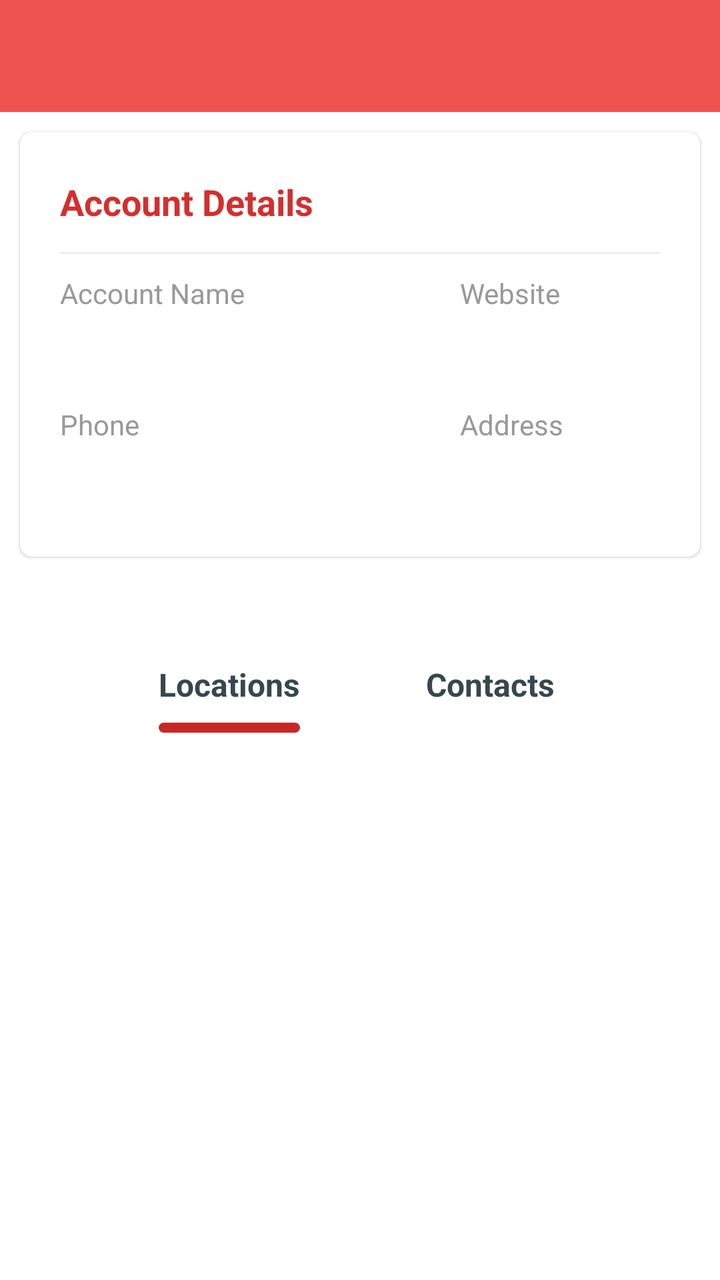
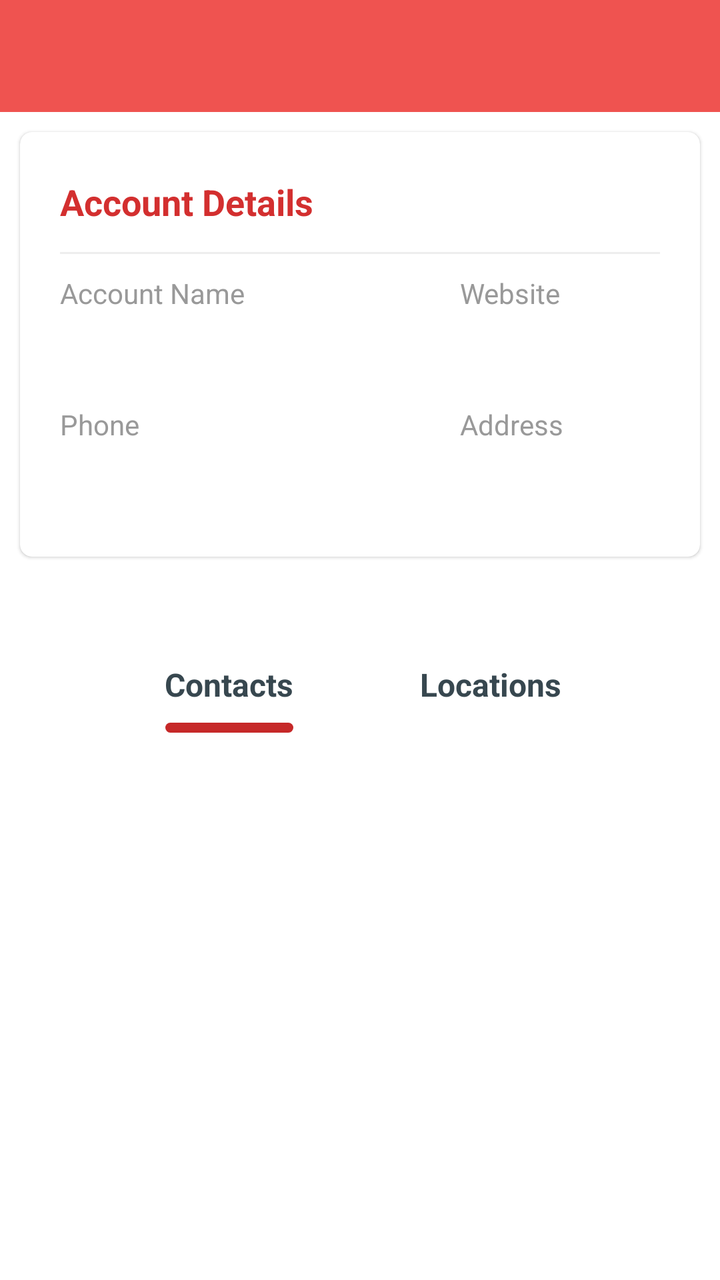

The first picture is an Android layout as it rendered before a commit; the second is the same layout after the commit. The layout source and the unified diff follow.
<!-- AndroidManifest.xml: application theme AppTheme -->
<!-- res/layout/activity_individual_account.xml -->
<?xml version="1.0" encoding="utf-8"?>
<LinearLayout xmlns:android="http://schemas.android.com/apk/res/android"
    xmlns:app="http://schemas.android.com/apk/res-auto"
    xmlns:tools="http://schemas.android.com/tools"
    android:id="@+id/main"
    android:orientation="vertical"
    android:layout_width="match_parent"
    android:layout_height="match_parent"
    tools:context=".IndividualAccountActivity">

    <com.google.android.material.appbar.AppBarLayout
        android:layout_width="match_parent"
        android:id="@+id/app_bar_layout"
        android:layout_height="wrap_content">

        <include layout="@layout/toolbar" />

    </com.google.android.material.appbar.AppBarLayout>

    <androidx.core.widget.NestedScrollView
        android:layout_width="match_parent"
        android:layout_height="match_parent"
        android:background="@android:color/white"
        android:clipToPadding="false"
        android:scrollbars="none"
        android:scrollingCache="true"
        app:layout_behavior="@string/appbar_scrolling_view_behavior">

        <LinearLayout
            android:layout_width="match_parent"
            android:layout_height="wrap_content"
            android:orientation="vertical">





























            <androidx.cardview.widget.CardView
                android:layout_width="match_parent"
                android:layout_height="wrap_content"
                android:layout_marginBottom="@dimen/spacing_medium"
                android:layout_marginLeft="@dimen/spacing_middle"
                android:layout_marginRight="@dimen/spacing_middle"
                android:layout_marginTop="@dimen/spacing_middle"
                android:visibility="visible"
                app:cardCornerRadius="6dp"
                app:cardElevation="1dp">

                <LinearLayout
                    android:layout_width="match_parent"
                    android:layout_height="wrap_content"
                    android:orientation="horizontal"
                    android:padding="@dimen/spacing_mlarge">

                    <LinearLayout
                        android:layout_width="0dp"
                        android:layout_height="wrap_content"
                        android:layout_weight="2"
                        android:orientation="vertical">

                        <TextView
                            android:layout_width="wrap_content"
                            android:layout_height="30dp"
                            android:gravity="center_vertical"
                            android:text="Account Details"
                            android:textAppearance="@style/Base.TextAppearance.AppCompat.Medium"
                            android:textColor="@color/red_700"
                            android:textStyle="bold" />

                        <View
                            android:layout_width="match_parent"
                            android:layout_height="1dp"
                            android:background="@color/grey_200"
                            android:layout_marginTop="10dp"
                            android:layout_marginBottom="@dimen/spacing_medium" />






                        <View
                            android:layout_width="0dp"
                            android:layout_height="@dimen/spacing_medium" />

                        <TextView
                            android:layout_width="wrap_content"
                            android:layout_height="wrap_content"
                            android:text="Account Name"
                            android:textAppearance="@style/Base.TextAppearance.AppCompat.Body1"
                            android:textColor="@color/grey_40" />

                        <TextView
                            android:layout_width="wrap_content"
                            android:layout_height="wrap_content"
                            android:layout_marginTop="@dimen/spacing_medium"
                            android:text=""
                            android:id="@+id/accountName"
                            android:textAppearance="@style/Base.TextAppearance.AppCompat.Subhead"
                            android:textColor="@color/grey_80" />

                        <View
                            android:layout_width="0dp"
                            android:layout_height="@dimen/spacing_mlarge" />

                        <TextView
                            android:layout_width="wrap_content"
                            android:layout_height="wrap_content"
                            android:text="Phone"
                            android:textAppearance="@style/Base.TextAppearance.AppCompat.Body1"
                            android:textColor="@color/grey_40" />

                        <TextView
                            android:layout_width="wrap_content"
                            android:layout_height="wrap_content"
                            android:layout_marginTop="@dimen/spacing_medium"
                            android:text=""
                            android:id="@+id/accountPhone"
                            android:textAppearance="@style/Base.TextAppearance.AppCompat.Subhead"
                            android:textColor="@color/grey_80" />

                        <View
                            android:layout_width="0dp"
                            android:layout_height="@dimen/spacing_middle" />



                    </LinearLayout>

                    <LinearLayout
                        android:layout_width="0dp"
                        android:layout_height="wrap_content"
                        android:layout_weight="1"
                        android:orientation="vertical">

                        <View
                            android:layout_width="30dp"
                            android:layout_height="30dp"/>

                        
                        
                        
                        
                        
                        

                        <View
                            android:layout_width="match_parent"
                            android:layout_height="1dp"
                            android:background="@color/grey_200"
                            android:layout_marginTop="10dp"
                            android:layout_marginBottom="@dimen/spacing_medium" />


                        <View
                            android:layout_width="0dp"
                            android:layout_height="@dimen/spacing_medium" />

                        <TextView
                            android:layout_width="wrap_content"
                            android:layout_height="wrap_content"
                            android:text="Website"
                            android:textAppearance="@style/Base.TextAppearance.AppCompat.Body1"
                            android:textColor="@color/grey_40" />

                        <TextView
                            android:layout_width="wrap_content"
                            android:layout_height="wrap_content"
                            android:layout_marginTop="@dimen/spacing_medium"
                            android:text=""
                            android:id="@+id/accountAddress"
                            android:textAppearance="@style/Base.TextAppearance.AppCompat.Subhead"
                            android:textColor="@color/grey_80" />

                        <View
                            android:layout_width="0dp"
                            android:layout_height="@dimen/spacing_mlarge" />

                        <TextView
                            android:layout_width="wrap_content"
                            android:layout_height="wrap_content"
                            android:text="Address"
                            android:textAppearance="@style/Base.TextAppearance.AppCompat.Body1"
                            android:textColor="@color/grey_40" />

                        <TextView
                            android:layout_width="wrap_content"
                            android:layout_height="wrap_content"
                            android:layout_marginTop="@dimen/spacing_medium"
                            android:text=""
                            android:id="@+id/accountWebsite"
                            android:textAppearance="@style/Base.TextAppearance.AppCompat.Subhead"
                            android:textColor="@color/grey_80" />

                        <View
                            android:layout_width="0dp"
                            android:layout_height="@dimen/spacing_middle" />







                    </LinearLayout>

                </LinearLayout>

            </androidx.cardview.widget.CardView>


            <androidx.cardview.widget.CardView
                android:layout_width="match_parent"
                android:layout_height="wrap_content"
                android:layout_marginTop="20dp"
                app:cardBackgroundColor="@android:color/white"
                app:cardCornerRadius="20dp"
                app:cardElevation="0dp"
                app:cardUseCompatPadding="false">

                <LinearLayout
                    android:layout_width="match_parent"
                    android:layout_height="wrap_content"
                    android:orientation="vertical">

























































































































































































                    <com.google.android.material.tabs.TabLayout
                        android:id="@+id/tab_layout"
                        android:layout_width="match_parent"
                        android:layout_height="wrap_content"
                        android:layout_marginTop="@dimen/spacing_large"
                        android:background="@android:color/transparent"
                        app:tabBackground="@android:color/transparent"
                        app:tabGravity="center"
                        app:tabIndicator="@drawable/shape_round_corner"
                        app:tabIndicatorColor="@color/red_800"
                        app:tabIndicatorFullWidth="false"
                        app:tabIndicatorHeight="@dimen/spacing_medium"
                        app:tabMode="scrollable"
                        app:tabPaddingEnd="30dp"
                        app:tabPaddingStart="30dp"
                        app:tabRippleColor="@android:color/transparent"
                        app:tabSelectedTextColor="@color/grey_80"
                        app:tabTextAppearance="@style/TextAppearance.AppCompat.Subhead.Bold"
                        app:tabTextColor="@color/grey_80">

                        <com.google.android.material.tabs.TabItem
                            android:id="@+id/tab_2"
                            android:layout_width="wrap_content"
                            android:layout_height="wrap_content"
                            android:background="@android:color/transparent"
                            android:text="Locations" />

                        <com.google.android.material.tabs.TabItem
                            android:id="@+id/tab_3"
                            android:layout_width="wrap_content"
                            android:layout_height="wrap_content"
                            android:background="@android:color/transparent"
                            android:text="Contacts" />






















                    </com.google.android.material.tabs.TabLayout>

                    <androidx.recyclerview.widget.RecyclerView
                        android:id="@+id/recyclerView"
                        android:layout_width="match_parent"
                        android:layout_height="match_parent"
                        android:padding="@dimen/spacing_large"
                        android:scrollbars="vertical"
                        android:scrollingCache="true" />

                </LinearLayout>

            </androidx.cardview.widget.CardView>

        </LinearLayout>
    </androidx.core.widget.NestedScrollView>

    <com.google.android.material.floatingactionbutton.FloatingActionButton
        android:id="@+id/fab"
        android:layout_width="wrap_content"
        android:layout_height="wrap_content"
        android:layout_margin="@dimen/spacing_mlarge"
        android:clickable="true"
        app:backgroundTint="@color/red_500"
        app:fabSize="normal"
        app:layout_anchor="@id/app_bar_layout"
        app:layout_anchorGravity="bottom|right|end"
        app:srcCompat="@drawable/ic_favorites"
        app:tint="@android:color/white" />

</LinearLayout>
<!-- res/layout/toolbar.xml (included above) -->
<?xml version="1.0" encoding="utf-8"?>
<androidx.appcompat.widget.Toolbar
    xmlns:android="http://schemas.android.com/apk/res/android"
    xmlns:app="http://schemas.android.com/apk/res-auto"
    android:id="@+id/toolbar"
    android:layout_width="match_parent"
    android:layout_height="?android:attr/actionBarSize"
    android:background="@color/colorPrimary"
    app:contentInsetStartWithNavigation="0dp"
    android:theme="@style/ThemeOverlay.AppCompat.Dark.ActionBar"
    app:popupTheme="@style/ThemeOverlay.AppCompat.Light"/>
<!-- resources referenced by this layout -->
<resources>
  <color name="colorPrimary">#ef5350</color>
  <color name="grey_200">#EEEEEE</color>
  <color name="grey_40">#999999</color>
  <color name="grey_80">#37474F</color>
  <color name="red_500">#F44336</color>
  <color name="red_700">#D32F2F</color>
  <color name="red_800">#C62828</color>
  <dimen name="spacing_large">15dp</dimen>
  <dimen name="spacing_medium">5dp</dimen>
  <dimen name="spacing_middle">10dp</dimen>
  <dimen name="spacing_mlarge">20dp</dimen>
  <!-- drawable ic_favorites (drawable) -->
  <vector xmlns:android="http://schemas.android.com/apk/res/android"
          android:width="24dp"
          android:height="24dp"
          android:viewportWidth="24.0"
          android:viewportHeight="24.0">
      <path
          android:fillColor="#FFFFFFFF"
          android:pathData="M12,21.35l-1.45,-1.32C5.4,15.36 2,12.28 2,8.5 2,5.42 4.42,3 7.5,3c1.74,0 3.41,0.81 4.5,2.09C13.09,3.81 14.76,3 16.5,3 19.58,3 22,5.42 22,8.5c0,3.78 -3.4,6.86 -8.55,11.54L12,21.35z"/>
  </vector>
  <!-- drawable shape_round_corner (drawable) -->
  <?xml version="1.0" encoding="utf-8"?>
  <shape xmlns:android="http://schemas.android.com/apk/res/android"
      android:shape="rectangle">
      <corners
          android:bottomLeftRadius="10dp"
          android:bottomRightRadius="10dp"
          android:radius="20dp"
          android:topLeftRadius="10dp"
          android:topRightRadius="10dp" />
      <solid android:color="@color/colorPrimary" />
  </shape>
  <style name="TextAppearance.AppCompat.Subhead.Bold" parent="@style/TextAppearance.AppCompat.Subhead">
          <item name="android:textStyle">bold</item>
      </style>
  <style name="AppTheme" parent="BaseTheme">
          <item name="android:windowContentTransitions">true</item>
  
  
          
      </style>
  <style name="BaseTheme" parent="Theme.AppCompat.Light.NoActionBar">
          
          <item name="colorPrimary">@color/colorPrimary</item>
          <item name="colorPrimaryDark">@color/colorPrimaryDark</item>
          <item name="colorAccent">@color/colorAccent</item>
          <item name="windowActionModeOverlay">true</item>
          <item name="android:actionModeBackground">@color/blue_grey_600</item>
          <item name="android:dialogTheme">@style/Dialog.Theme</item>
          
          <item name="android:windowDisablePreview">true</item>
      </style>
  <color name="colorPrimaryDark">#dc1814</color>
  <color name="colorAccent">#FF4081</color>
  <color name="blue_grey_600">#546E7A</color>
  <style name="Dialog.Theme" parent="Theme.AppCompat.Light.Dialog">
          <item name="colorPrimary">@color/colorPrimary</item>
          <item name="colorPrimaryDark">@color/colorPrimaryDark</item>
          <item name="colorAccent">@color/colorAccent</item>
      </style>
</resources>

<!-- the commit's change to res/layout/activity_individual_account.xml (unified diff, before → after) -->
@@ -456,14 +456,14 @@
                             android:layout_width="wrap_content"
                             android:layout_height="wrap_content"
                             android:background="@android:color/transparent"
-                            android:text="Locations" />
+                            android:text="Contacts" />
 
                         <com.google.android.material.tabs.TabItem
                             android:id="@+id/tab_3"
                             android:layout_width="wrap_content"
                             android:layout_height="wrap_content"
                             android:background="@android:color/transparent"
-                            android:text="Contacts" />
+                            android:text="Locations" />
 
 
 
